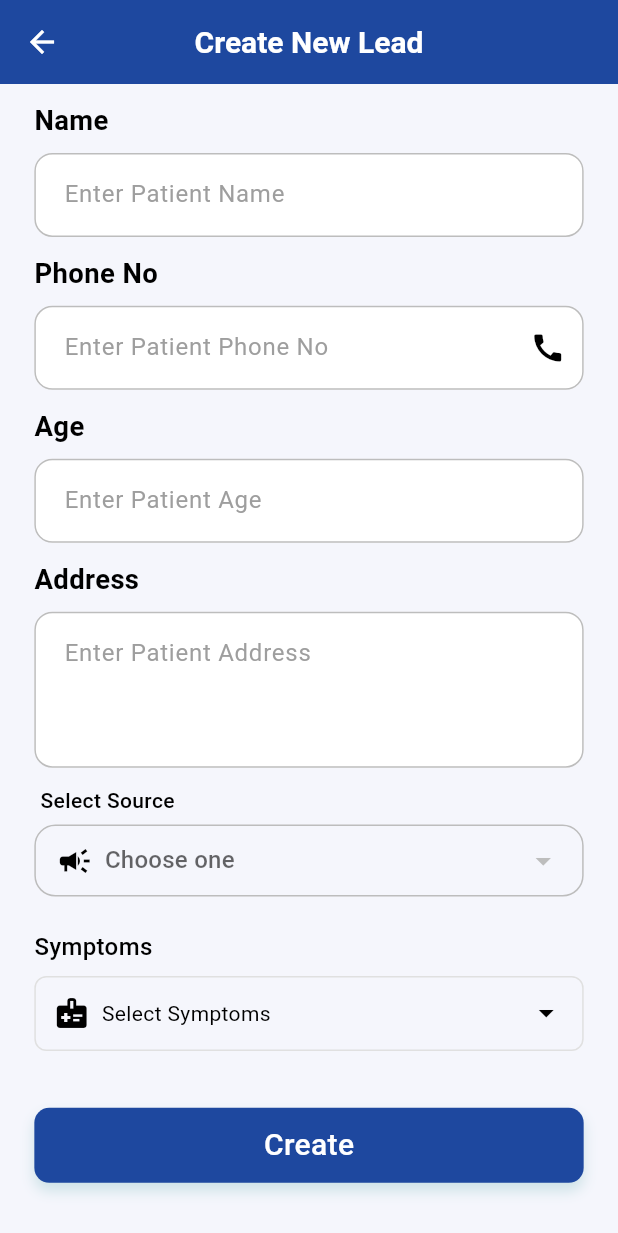
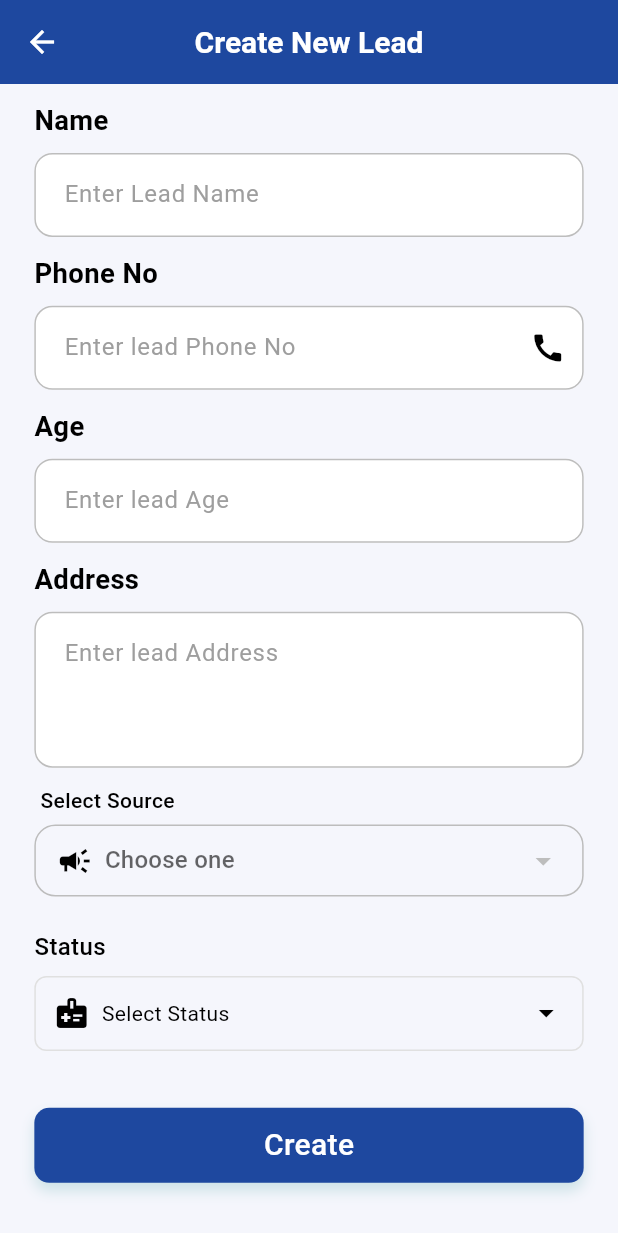
Before and after one commit to devaa11/CrmAcsInsights, a Flutter app: the Allpatientscreen screen opened by its route, after a tap on the "add" icon, on a phone screen of 412 x 824 dp. Shown: the top 1233 px of the screen. Run offline on Flutter 3.47's test engine with Material 3 defaults, Android fonts, the phone set to English and light mode, and no system bars; drawn by our look-alikes of dropdown_button2; our stand-ins replace cached_network_image, chips_choice, device_info_plus, dio, flutter_screenutil, flutter_svg and 7 more; missing offline and left inert: call_log; accounts and stored records are empty; network calls fail.

Commit message:
Refactor terminology from "Patient" to "Lead" across multiple screens and update related UI elements

```diff
--- a/lib/Features/CreatePatient/allleadScreen.dart
+++ b/lib/Features/CreatePatient/allleadScreen.dart
@@ -293,7 +293,7 @@ void _showFilterBottomSheet() {
     );
   }
 
-  @override  @override
+  @override
   Widget build(BuildContext context) {
     return Scaffold(
       appBar: AppBar(
@@ -315,7 +315,7 @@ void _showFilterBottomSheet() {
                 Expanded(
                   child: CustomTextField(
                     controller: controller.searchController,
-                    hintText: 'Search patients...',
+                    hintText: 'Search leads...',
                     label: "",
                     prefixIcon: Icon(Icons.search),
                     onChanged: (val) {
--- a/lib/Features/CreatePatient/createLeadScreen.dart
+++ b/lib/Features/CreatePatient/createLeadScreen.dart
@@ -60,7 +60,7 @@ class _CreatePatientScreenState extends State<CreatePatientScreen> {
                 CustomTextField(
                   label: "Name",
                   controller: nameController,
-                  hintText: "Enter Patient Name",
+                  hintText: "Enter Lead Name",
                   validator: Validators.validateName,
                 ),
                 Obx(() => createPatientcontroller.nameError.value.isNotEmpty
@@ -76,7 +76,7 @@ class _CreatePatientScreenState extends State<CreatePatientScreen> {
                 CustomTextField(
                   label: "Phone No",
                   controller: phoneController,
-                  hintText: "Enter Patient Phone No",
+                  hintText: "Enter lead Phone No",
                   keyboardType: TextInputType.phone,
                   suffixIcon: Theme.of(context).platform == TargetPlatform.android
                       ? IconButton(
@@ -99,7 +99,7 @@ class _CreatePatientScreenState extends State<CreatePatientScreen> {
                 CustomTextField(
                   label: "Age",
                   controller: ageController,
-                  hintText: "Enter Patient Age",
+                  hintText: "Enter lead Age",
                   keyboardType: TextInputType.number,
                   validator: (val) {
                     if (val == null || val.isEmpty) return 'Age is required';
@@ -119,7 +119,7 @@ class _CreatePatientScreenState extends State<CreatePatientScreen> {
                 CustomTextField(
                   label: "Address",
                   controller: locationController,
-                  hintText: "Enter Patient Address",
+                  hintText: "Enter lead Address",
                   isMultiline: true,
                   validator: (val) => val == null || val.isEmpty ? 'Address is required' : null,
                 ),
--- a/lib/Features/CreatePatient/leadDetailsScreen.dart
+++ b/lib/Features/CreatePatient/leadDetailsScreen.dart
@@ -207,7 +207,7 @@ class _PatientDetailsScreenState extends State<PatientDetailsScreen> {
                             _buildInfoRow(Icons.medical_services, 'Procedure',
                                 patient.procedure ?? "Not provided"),
                             _buildSymptomsInfoRow(Icons.local_hospital,
-                                "Symptoms", patient.symptoms),
+                                "Status", patient.symptoms),
                           ],
                         ),
                         SizedBox(height: 10.h),
--- a/lib/Widgets/app_textFields.dart
+++ b/lib/Widgets/app_textFields.dart
@@ -380,7 +380,7 @@ class SymptomsMultiSelectDropdown extends StatelessWidget {
       children: [
         const SizedBox(height: 10),
         const Text(
-          "Symptoms",
+          "Status",
           style: TextStyle(
             fontWeight: FontWeight.w500,
             fontSize: 16,
@@ -409,9 +409,9 @@ class SymptomsMultiSelectDropdown extends StatelessWidget {
                         Expanded(
                           child: Text(
                             selectedSymptomIds.isEmpty
-                                ? "Select Symptoms"
+                                ? "Select Status"
                                 : "${selectedSymptomIds
-                                .length} Symptoms selected",
+                                .length} Status selected",
 
                           ),
                         ),
@@ -483,7 +483,7 @@ class SymptomsMultiSelectDropdown extends StatelessWidget {
             Row(
               children: [
                 Text(
-                  "Select Symptoms",
+                  "Select Status",
                   style: TextStyle(
                     fontSize: 18,
                     fontWeight: FontWeight.bold,
@@ -498,11 +498,11 @@ class SymptomsMultiSelectDropdown extends StatelessWidget {
                       builder: (context) {
                         final TextEditingController newSymptomController = TextEditingController();
                         return AlertDialog(
-                          title: Text('Add Symptom'),
+                          title: Text('Add Status'),
                           content: TextField(
                             controller: newSymptomController,
                             decoration: InputDecoration(
-                              hintText: 'Enter symptom name',
+                              hintText: 'Enter Status name',
                             ),
                           ),
                           actions: [
@@ -544,7 +544,7 @@ class SymptomsMultiSelectDropdown extends StatelessWidget {
             SizedBox(height: 16),
             CustomTextField(
                 label: "",
-              hintText: "Search Symptoms",
+              hintText: "Search Status",
               controller: searchController,
               onChanged: (value) {
                 if (value.isEmpty) {
@@ -572,20 +572,18 @@ class SymptomsMultiSelectDropdown extends StatelessWidget {
                       // Wrap the ListTile with Obx for reactive updates
                       return Obx(() {
                         final isSelected = tempSelectedIds.contains(symptom.id);
-                        return CheckboxListTile(
+                        return RadioListTile<int>(
                           title: Text(symptom.name),
-                          value: isSelected,
+                          value: symptom.id,
+                          groupValue: tempSelectedIds.isEmpty ? null : tempSelectedIds.first,
                           activeColor: context.colors.primary,
                           dense: true,
-                          onChanged: (bool? selected) {
-                            if (selected == true) {
-                              if (!tempSelectedIds.contains(symptom.id)) {
-                                tempSelectedIds.add(symptom.id);
-                              }
-                            } else {
-                              tempSelectedIds.remove(symptom.id);
+                          controlAffinity: ListTileControlAffinity.trailing, // ✅ puts radio button on right
+                          onChanged: (int? selectedId) {
+                            tempSelectedIds.clear(); // only one allowed
+                            if (selectedId != null) {
+                              tempSelectedIds.add(selectedId);
                             }
-                            // Force UI update
                             tempSelectedIds.refresh();
                           },
                         );
@@ -599,17 +597,15 @@ class SymptomsMultiSelectDropdown extends StatelessWidget {
             Row(
               children: [
                 Expanded(
-                  child: Obx(() => ElevatedButton(
+                  child:  ElevatedButton(
                     onPressed: () {
                       updateSelectedSymptoms(tempSelectedIds);
                       Get.back();
                     },
 
-                    child: Text(
-                      "Done (${tempSelectedIds.length})",
-                      style: AppTextStyles.button
-                    ),
-                  )),
+                    child: Text("Done", style: AppTextStyles.button),
+
+                  ),
                 ),
               ],
             ),
```
